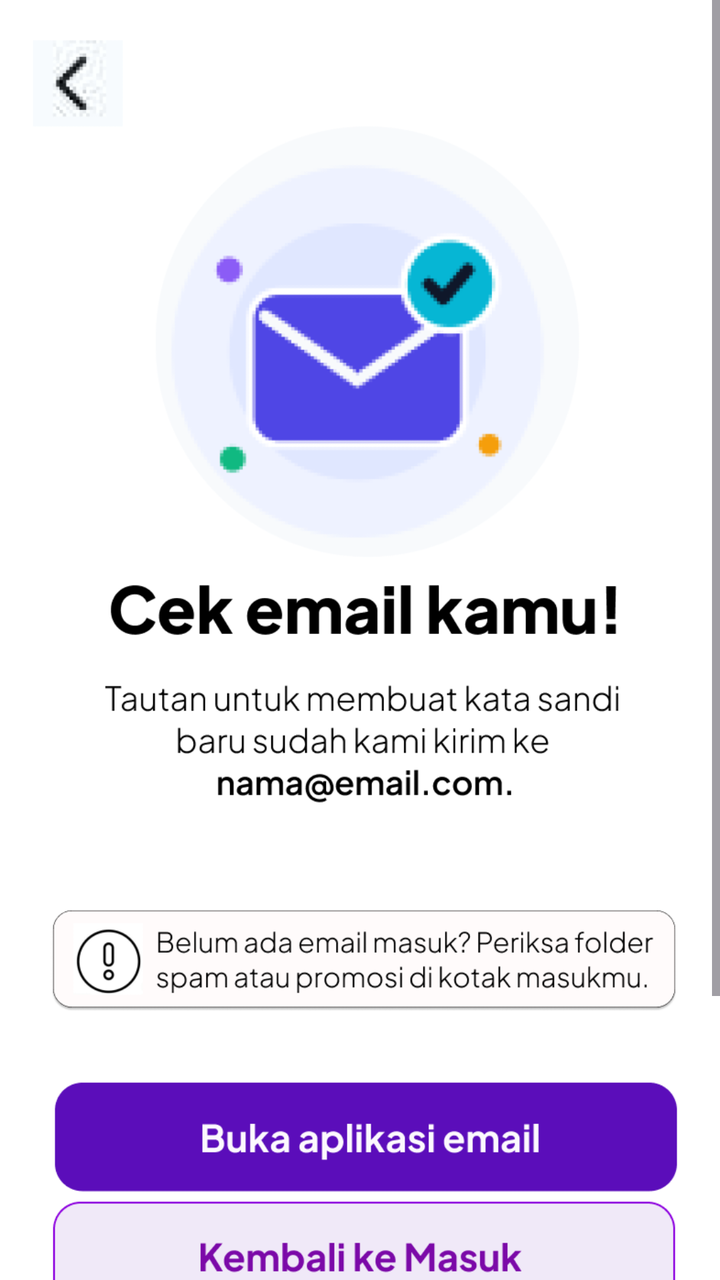
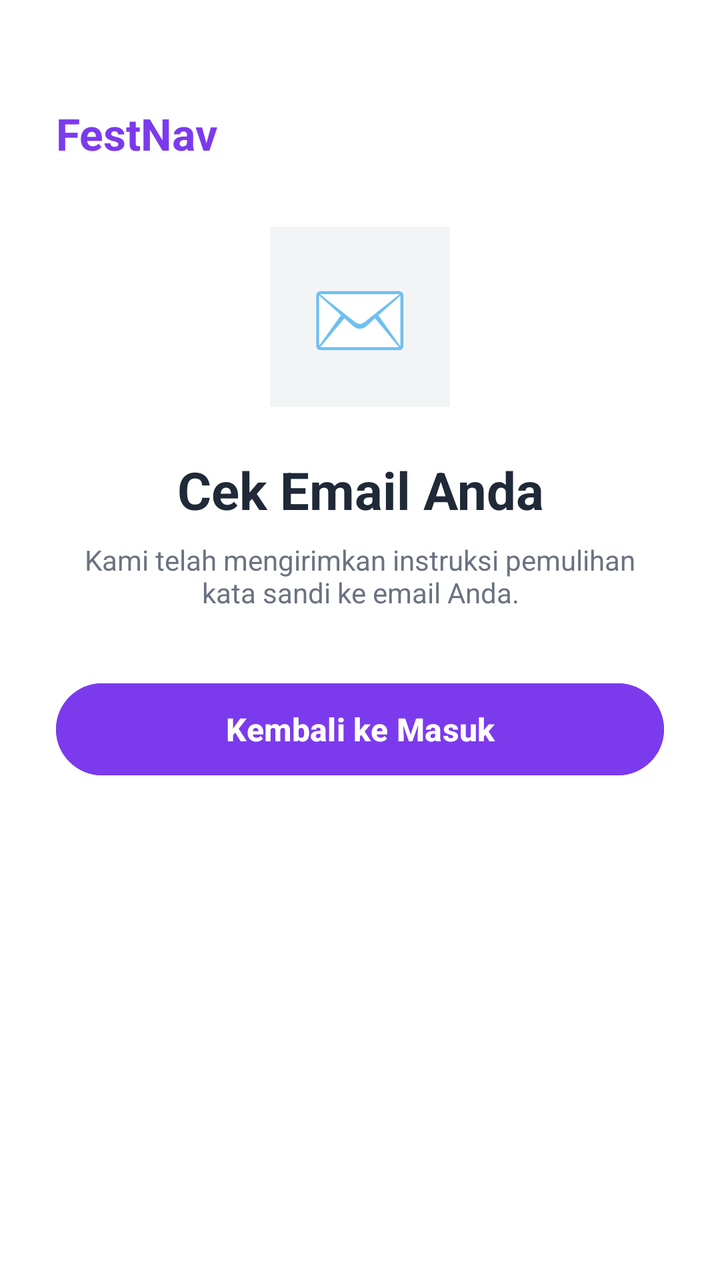

Compare the two renders of this Android layout. The source of the first and the diff that turns it into the second are given below.
<!-- AndroidManifest.xml: application theme Theme.FestNav -->
<!-- res/layout/activity_email_sandi.xml -->
<?xml version="1.0" encoding="utf-8"?>
<ScrollView
    xmlns:android="http://schemas.android.com/apk/res/android"
    xmlns:app="http://schemas.android.com/apk/res-auto"
    xmlns:tools="http://schemas.android.com/tools"
    android:layout_width="match_parent"
    android:layout_height="match_parent"
    android:fillViewport="true"
    android:scrollbars="vertical"
    android:background="#FFFFFF"
    tools:context=".EmailSandi">

    <androidx.constraintlayout.widget.ConstraintLayout
        android:layout_width="match_parent"
        android:layout_height="wrap_content"
        android:paddingBottom="40dp">

        
        <ImageView
            android:id="@+id/imgBackgroundEmailSandi"
            android:layout_width="0dp"
            android:layout_height="wrap_content"
            android:adjustViewBounds="true"
            android:scaleType="fitXY"
            android:src="@drawable/emailsandi"
            app:layout_constraintTop_toTopOf="parent"
            app:layout_constraintStart_toStartOf="parent"
            app:layout_constraintEnd_toEndOf="parent" />

        
        <View
            android:id="@+id/btnKembaliEmailSandi"
            android:layout_width="45dp"
            android:layout_height="45dp"
            android:layout_marginStart="24dp"
            android:layout_marginTop="24dp"
            android:background="@android:color/transparent"
            app:layout_constraintTop_toTopOf="@id/imgBackgroundEmailSandi"
            app:layout_constraintStart_toStartOf="parent" />

        
        <View
            android:id="@+id/btnKembaliKeMasuk"
            android:layout_width="0dp"
            android:layout_height="54dp"
            android:layout_marginStart="28dp"
            android:layout_marginEnd="28dp"
            android:layout_marginTop="350dp"
            android:background="@android:color/transparent"
            app:layout_constraintTop_toTopOf="@id/imgBackgroundEmailSandi"
            app:layout_constraintStart_toStartOf="parent"
            app:layout_constraintEnd_toEndOf="parent" />

    </androidx.constraintlayout.widget.ConstraintLayout>

</ScrollView>
<!-- resources referenced by this layout -->
<resources>
  <!-- drawable emailsandi: png bitmap (drawable, 86988 bytes) -->
  <style name="Theme.FestNav" parent="Base.Theme.FestNav" />
  <style name="Base.Theme.FestNav" parent="Theme.Material3.DayNight.NoActionBar">
          
          
      </style>
</resources>

<!-- the commit's change to res/layout/activity_email_sandi.xml (unified diff, before → after) -->
@@ -1,56 +1,78 @@
 <?xml version="1.0" encoding="utf-8"?>
 <ScrollView
     xmlns:android="http://schemas.android.com/apk/res/android"
-    xmlns:app="http://schemas.android.com/apk/res-auto"
     xmlns:tools="http://schemas.android.com/tools"
     android:layout_width="match_parent"
     android:layout_height="match_parent"
     android:fillViewport="true"
-    android:scrollbars="vertical"
     android:background="#FFFFFF"
     tools:context=".EmailSandi">
 
-    <androidx.constraintlayout.widget.ConstraintLayout
+    <LinearLayout
         android:layout_width="match_parent"
         android:layout_height="wrap_content"
-        android:paddingBottom="40dp">
+        android:orientation="vertical"
+        android:padding="28dp"
+        android:gravity="center_horizontal">
 
         
-        <ImageView
-            android:id="@+id/imgBackgroundEmailSandi"
-            android:layout_width="0dp"
+        <TextView
+            android:layout_width="match_parent"
             android:layout_height="wrap_content"
-            android:adjustViewBounds="true"
-            android:scaleType="fitXY"
-            android:src="@drawable/emailsandi"
-            app:layout_constraintTop_toTopOf="parent"
-            app:layout_constraintStart_toStartOf="parent"
-            app:layout_constraintEnd_toEndOf="parent" />
+            android:text="FestNav"
+            android:textSize="22sp"
+            android:textStyle="bold"
+            android:textColor="#7C3AED"
+            android:layout_marginTop="24dp"
+            android:layout_marginBottom="32dp"/>
 
         
-        <View
-            android:id="@+id/btnKembaliEmailSandi"
-            android:layout_width="45dp"
-            android:layout_height="45dp"
-            android:layout_marginStart="24dp"
-            android:layout_marginTop="24dp"
-            android:background="@android:color/transparent"
-            app:layout_constraintTop_toTopOf="@id/imgBackgroundEmailSandi"
-            app:layout_constraintStart_toStartOf="parent" />
+        <FrameLayout
+            android:layout_width="90dp"
+            android:layout_height="90dp"
+            android:background="#F3F4F6"
+            android:layout_marginBottom="24dp">
+
+            <TextView
+                android:layout_width="wrap_content"
+                android:layout_height="wrap_content"
+                android:text="✉️"
+                android:textSize="40sp"
+                android:layout_gravity="center"/>
+        </FrameLayout>
+
+        <TextView
+            android:layout_width="match_parent"
+            android:layout_height="wrap_content"
+            android:text="Cek Email Anda"
+            android:textSize="26sp"
+            android:textStyle="bold"
+            android:textColor="#1F2937"
+            android:layout_marginBottom="8dp"
+            android:textAlignment="center"/>
+
+        <TextView
+            android:id="@+id/tvKeteranganEmail"
+            android:layout_width="match_parent"
+            android:layout_height="wrap_content"
+            android:text="Kami telah mengirimkan instruksi pemulihan kata sandi ke email Anda."
+            android:textSize="14sp"
+            android:textColor="#6B7280"
+            android:layout_marginBottom="32dp"
+            android:textAlignment="center"/>
 
         
-        <View
+        <Button
             android:id="@+id/btnKembaliKeMasuk"
-            android:layout_width="0dp"
+            android:layout_width="match_parent"
             android:layout_height="54dp"
-            android:layout_marginStart="28dp"
-            android:layout_marginEnd="28dp"
-            android:layout_marginTop="350dp"
-            android:background="@android:color/transparent"
-            app:layout_constraintTop_toTopOf="@id/imgBackgroundEmailSandi"
-            app:layout_constraintStart_toStartOf="parent"
-            app:layout_constraintEnd_toEndOf="parent" />
+            android:backgroundTint="#7C3AED"
+            android:text="Kembali ke Masuk"
+            android:textColor="#FFFFFF"
+            android:textSize="16sp"
+            android:textStyle="bold"
+            android:layout_marginBottom="16dp"/>
 
-    </androidx.constraintlayout.widget.ConstraintLayout>
+    </LinearLayout>
 
 </ScrollView>
<!-- resource entries referenced after the edit -->
@@ -1,6 +1,5 @@
 <!-- resources referenced by this layout -->
 <resources>
-  <!-- drawable emailsandi: png bitmap (drawable, 86988 bytes) -->
   <style name="Theme.FestNav" parent="Base.Theme.FestNav" />
   <style name="Base.Theme.FestNav" parent="Theme.Material3.DayNight.NoActionBar">
           
